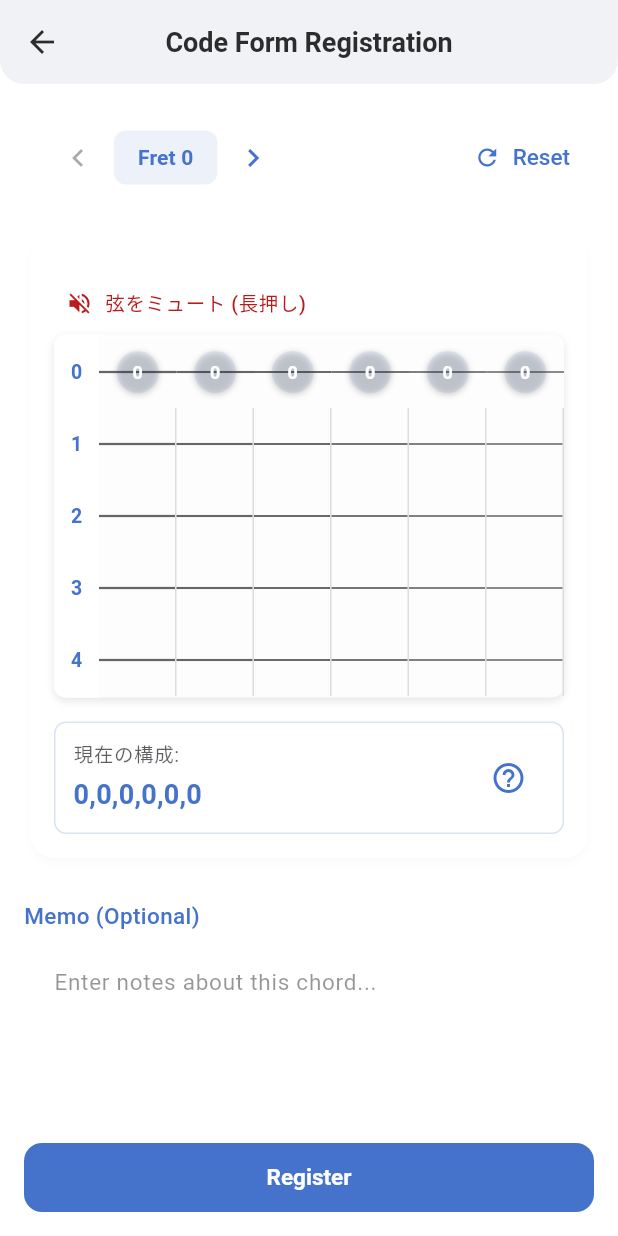
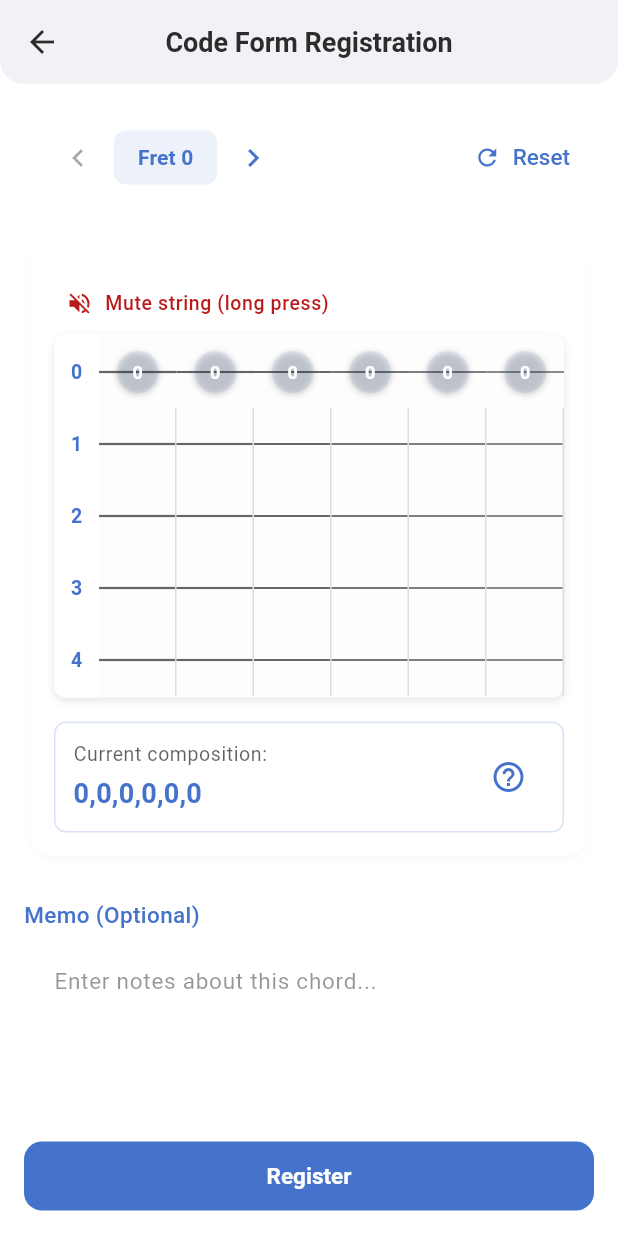
Before and after one commit to kabikira/tune_chord_sample, a Flutter app: the CodeFormRegister screen opened directly with empty values, scrolled down 231 dp, on a phone screen of 412 x 824 dp. Run offline on Flutter 3.47's test engine with Material 3 defaults, Android fonts, the phone set to English and light mode, and no system bars; our stand-ins replace drift, flutter_hooks, gap, go_router, hooks_riverpod, logger and 1 more; missing offline and left inert: sqlite3; accounts and stored records are empty; generated files the repository leaves out were written again.

Commit message:
feat: guitar_fretboard_widget.dartの多言語化対応
- MuteControlWidget、ChordCompositionWidgetのハードコード文字列を多言語化
- 新しいローカライゼーション文字列を追加（muteStringLongPress、currentComposition、help）
- 英語・日本語の両方に対応

🤖 Generated with [Claude Code](https://claude.ai/code)

Co-Authored-By: Claude <noreply@anthropic.com>

```diff
--- a/lib/l10n/app_en.arb
+++ b/lib/l10n/app_en.arb
@@ -172,5 +172,17 @@
   "codeFormNotFound": "Code form not found",
   "@codeFormNotFound": {
     "description": "Error message when code form is not found"
+  },
+  "muteStringLongPress": "Mute string (long press)",
+  "@muteStringLongPress": {
+    "description": "Text for mute control widget"
+  },
+  "currentComposition": "Current composition:",
+  "@currentComposition": {
+    "description": "Label for current chord composition display"
+  },
+  "help": "Help",
+  "@help": {
+    "description": "Text for help button"
   }
 }
--- a/lib/l10n/app_localizations.dart
+++ b/lib/l10n/app_localizations.dart
@@ -406,6 +406,24 @@ abstract class AppLocalizations {
   /// In en, this message translates to:
   /// **'Code form not found'**
   String get codeFormNotFound;
+
+  /// Text for mute control widget
+  ///
+  /// In en, this message translates to:
+  /// **'Mute string (long press)'**
+  String get muteStringLongPress;
+
+  /// Label for current chord composition display
+  ///
+  /// In en, this message translates to:
+  /// **'Current composition:'**
+  String get currentComposition;
+
+  /// Text for help button
+  ///
+  /// In en, this message translates to:
+  /// **'Help'**
+  String get help;
 }
 
 class _AppLocalizationsDelegate extends LocalizationsDelegate<AppLocalizations> {
--- a/lib/l10n/app_localizations_en.dart
+++ b/lib/l10n/app_localizations_en.dart
@@ -171,4 +171,13 @@ class AppLocalizationsEn extends AppLocalizations {
 
   @override
   String get codeFormNotFound => 'Code form not found';
+
+  @override
+  String get muteStringLongPress => 'Mute string (long press)';
+
+  @override
+  String get currentComposition => 'Current composition:';
+
+  @override
+  String get help => 'Help';
 }
--- a/lib/l10n/app_localizations_ja.dart
+++ b/lib/l10n/app_localizations_ja.dart
@@ -171,4 +171,13 @@ class AppLocalizationsJa extends AppLocalizations {
 
   @override
   String get codeFormNotFound => 'コードフォームが見つかりません';
+
+  @override
+  String get muteStringLongPress => '弦をミュート (長押し)';
+
+  @override
+  String get currentComposition => '現在の構成:';
+
+  @override
+  String get help => 'ヘルプ';
 }
--- a/lib/src/widgets/guitar_fretboard_widget.dart
+++ b/lib/src/widgets/guitar_fretboard_widget.dart
@@ -1,6 +1,7 @@
 import 'package:flutter/material.dart';
 import 'package:hooks_riverpod/hooks_riverpod.dart';
 import 'package:tune_chord_sample/src/db/app_database.dart';
+import 'package:tune_chord_sample/l10n/app_localizations.dart';
 
 class TuningDisplayWidget extends StatelessWidget {
   final AsyncValue<Tuning> tuningAsync;
@@ -93,7 +94,7 @@ class MuteControlWidget extends StatelessWidget {
           const SizedBox(width: 8),
           Expanded(
             child: Text(
-              '弦をミュート (長押し)',
+              AppLocalizations.of(context)!.muteStringLongPress,
               style: theme.textTheme.bodySmall?.copyWith(
                 fontWeight: FontWeight.w500,
                 color: theme.colorScheme.error,
@@ -414,7 +415,7 @@ class ChordCompositionWidget extends StatelessWidget {
             crossAxisAlignment: CrossAxisAlignment.start,
             children: [
               Text(
-                '現在の構成:',
+                AppLocalizations.of(context)!.currentComposition,
                 style: theme.textTheme.bodySmall?.copyWith(
                   color: theme.colorScheme.onSurface.withValues(alpha: 0.7),
                 ),
@@ -435,7 +436,7 @@ class ChordCompositionWidget extends StatelessWidget {
             IconButton(
               onPressed: onHelpPressed,
               icon: Icon(Icons.help_outline, color: theme.colorScheme.primary),
-              tooltip: 'ヘルプ',
+              tooltip: AppLocalizations.of(context)!.help,
             ),
         ],
       ),
```
Also changed, not shown: lib/l10n/app_ja.arb (+12 -0 lines).
